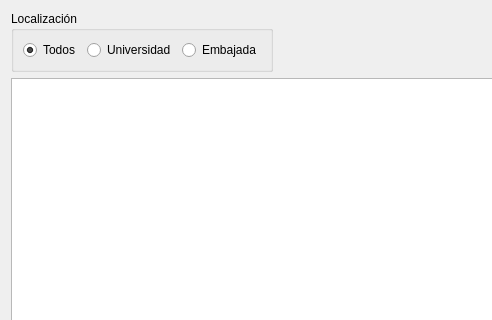
Old version of the form gui/dlggestionlibros.ui in the repository rogorido/libroskop; both pictures show x 0 to 492 and y 0 to 320 of the 922 by 553 pixel window.
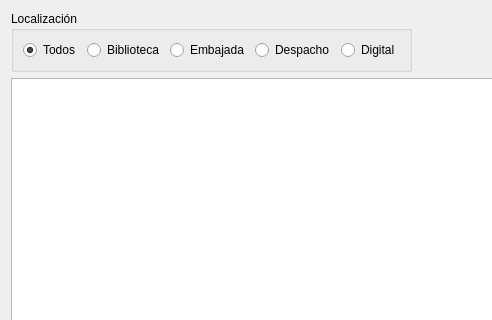
New version of the form. Icons and pictures are not drawn.

Commit message: Añadidos digital, etc. para filtrar.

Patch:
```diff
--- a/gui/dlggestionlibros.ui
+++ b/gui/dlggestionlibros.ui
@@ -35,7 +35,7 @@
         <item>
          <widget class="QRadioButton" name="rbUniversidad">
           <property name="text">
-           <string>Universidad</string>
+           <string>Biblioteca</string>
           </property>
          </widget>
         </item>
@@ -46,6 +46,20 @@
           </property>
          </widget>
         </item>
+        <item>
+         <widget class="QRadioButton" name="rbDespacho">
+          <property name="text">
+           <string>Despacho</string>
+          </property>
+         </widget>
+        </item>
+        <item>
+         <widget class="QRadioButton" name="rbDigital">
+          <property name="text">
+           <string>Digital</string>
+          </property>
+         </widget>
+        </item>
        </layout>
       </widget>
      </item>
```
The commit also changes 2 other files.
